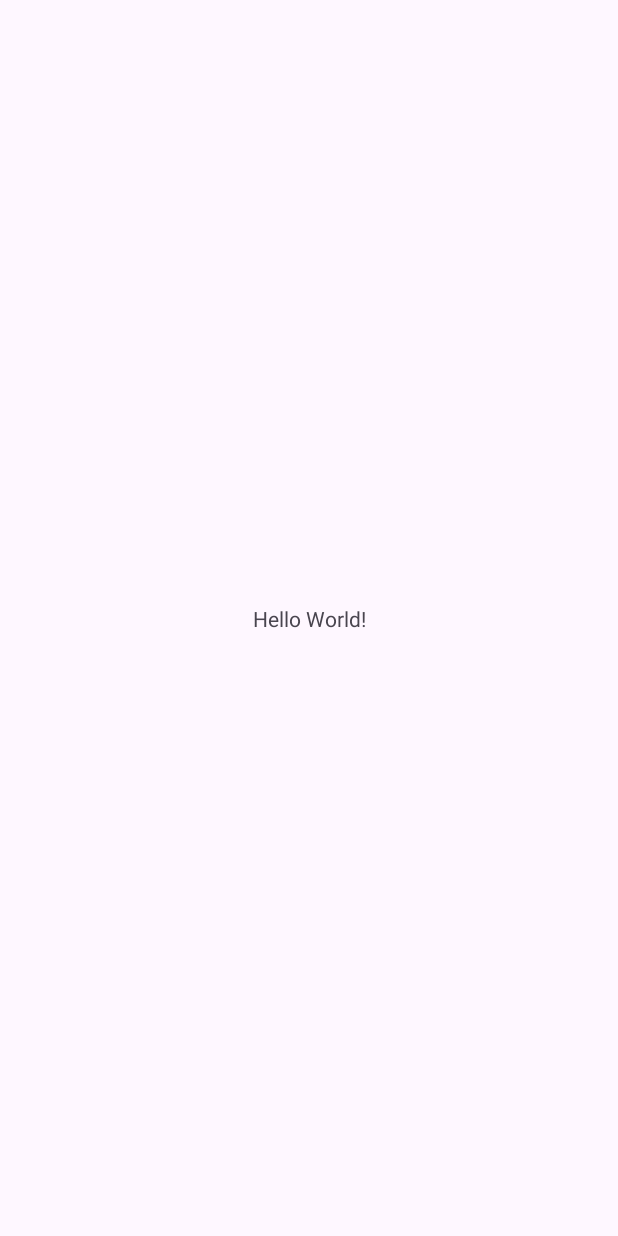
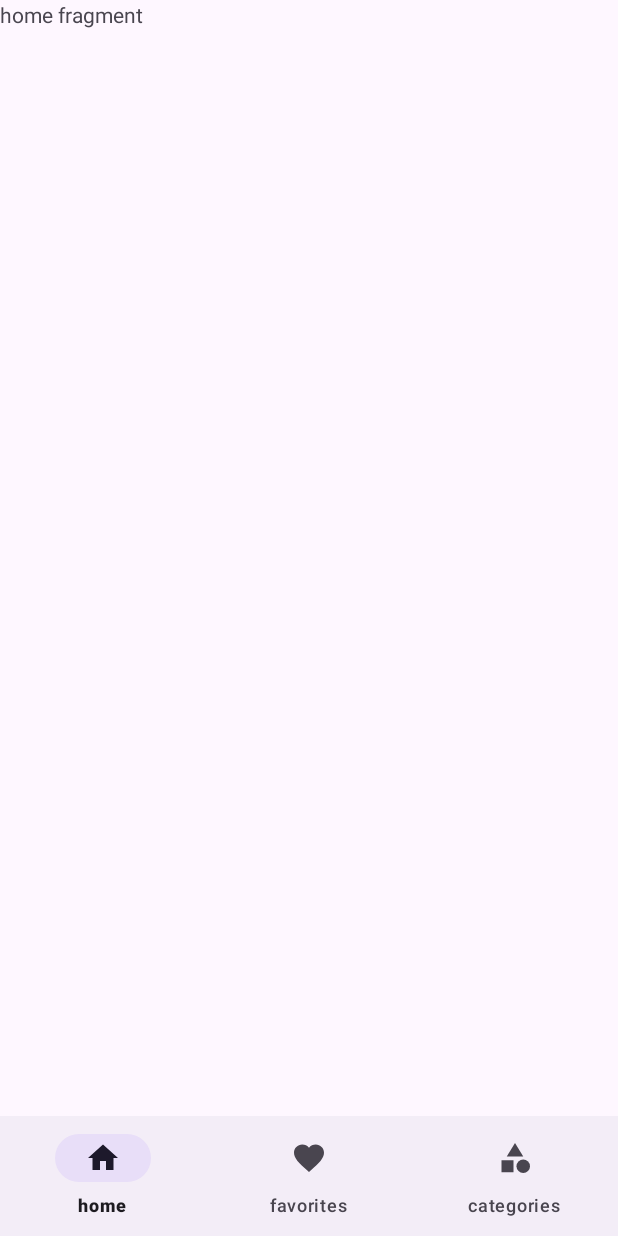
Before and after one commit to Yahikko/AndroidFoodApp, an Android app: the screen it shows after launch (MainActivity), on a phone screen of 412 x 824 dp. Before the commit the screen is almost empty. Run offline under Robolectric (Android 15) with nearby library versions, the phone set to English and light mode, and no system bars; our stand-ins replace navigation-ui.

Commit message:
setup navigation; add bottom menu

```diff
--- a/app/build.gradle
+++ b/app/build.gradle
@@ -41,4 +41,9 @@ dependencies {
     testImplementation 'junit:junit:4.13.2'
     androidTestImplementation 'androidx.test.ext:junit:1.1.5'
     androidTestImplementation 'androidx.test.espresso:espresso-core:3.5.1'
+
+    // navigation component
+    def nav_version = "2.3.5"
+    implementation "androidx.navigation:navigation-fragment-ktx:$nav_version"
+    implementation "androidx.navigation:navigation-ui-ktx:$nav_version"
 }
--- /dev/null
+++ b/app/src/main/java/com/example/androidfoodapp/HomeFragment.kt
@@ -0,0 +1,59 @@
+package com.example.androidfoodapp
+
+import android.os.Bundle
+import androidx.fragment.app.Fragment
+import android.view.LayoutInflater
+import android.view.View
+import android.view.ViewGroup
+
+// TODO: Rename parameter arguments, choose names that match
+// the fragment initialization parameters, e.g. ARG_ITEM_NUMBER
+private const val ARG_PARAM1 = "param1"
+private const val ARG_PARAM2 = "param2"
+
+/**
+ * A simple [Fragment] subclass.
+ * Use the [HomeFragment.newInstance] factory method to
+ * create an instance of this fragment.
+ */
+class HomeFragment : Fragment() {
+    // TODO: Rename and change types of parameters
+    private var param1: String? = null
+    private var param2: String? = null
+
+    override fun onCreate(savedInstanceState: Bundle?) {
+        super.onCreate(savedInstanceState)
+        arguments?.let {
+            param1 = it.getString(ARG_PARAM1)
+            param2 = it.getString(ARG_PARAM2)
+        }
+    }
+
+    override fun onCreateView(
+        inflater: LayoutInflater, container: ViewGroup?,
+        savedInstanceState: Bundle?
+    ): View? {
+        // Inflate the layout for this fragment
+        return inflater.inflate(R.layout.fragment_home, container, false)
+    }
+
+    companion object {
+        /**
+         * Use this factory method to create a new instance of
+         * this fragment using the provided parameters.
+         *
+         * @param param1 Parameter 1.
+         * @param param2 Parameter 2.
+         * @return A new instance of fragment HomeFragment.
+         */
+        // TODO: Rename and change types and number of parameters
+        @JvmStatic
+        fun newInstance(param1: String, param2: String) =
+            HomeFragment().apply {
+                arguments = Bundle().apply {
+                    putString(ARG_PARAM1, param1)
+                    putString(ARG_PARAM2, param2)
+                }
+            }
+    }
+}
--- a/app/src/main/java/com/example/androidfoodapp/MainActivity.kt
+++ b/app/src/main/java/com/example/androidfoodapp/MainActivity.kt
@@ -2,10 +2,18 @@ package com.example.androidfoodapp
 
 import androidx.appcompat.app.AppCompatActivity
 import android.os.Bundle
+import androidx.navigation.Navigation
+import androidx.navigation.ui.NavigationUI
+import com.google.android.material.bottomnavigation.BottomNavigationView
 
 class MainActivity : AppCompatActivity() {
     override fun onCreate(savedInstanceState: Bundle?) {
         super.onCreate(savedInstanceState)
         setContentView(R.layout.activity_main)
+
+        val bottomNavigation = findViewById<BottomNavigationView>(R.id.btm_nav)
+        val navController = Navigation.findNavController(this, R.id.host_fragment)
+
+        NavigationUI.setupWithNavController(bottomNavigation, navController)
     }
 }
--- /dev/null
+++ b/app/src/main/res/drawable/ic_categories.xml
@@ -0,0 +1,7 @@
+<vector android:height="24dp" android:tint="#000000"
+    android:viewportHeight="24" android:viewportWidth="24"
+    android:width="24dp" xmlns:android="http://schemas.android.com/apk/res/android">
+    <path android:fillColor="@android:color/white" android:pathData="M12,2l-5.5,9h11z"/>
+    <path android:fillColor="@android:color/white" android:pathData="M17.5,17.5m-4.5,0a4.5,4.5 0,1 1,9 0a4.5,4.5 0,1 1,-9 0"/>
+    <path android:fillColor="@android:color/white" android:pathData="M3,13.5h8v8H3z"/>
+</vector>
--- /dev/null
+++ b/app/src/main/res/drawable/ic_favorites.xml
@@ -0,0 +1,5 @@
+<vector android:height="24dp" android:tint="#000000"
+    android:viewportHeight="24" android:viewportWidth="24"
+    android:width="24dp" xmlns:android="http://schemas.android.com/apk/res/android">
+    <path android:fillColor="@android:color/white" android:pathData="M12,21.35l-1.45,-1.32C5.4,15.36 2,12.28 2,8.5 2,5.42 4.42,3 7.5,3c1.74,0 3.41,0.81 4.5,2.09C13.09,3.81 14.76,3 16.5,3 19.58,3 22,5.42 22,8.5c0,3.78 -3.4,6.86 -8.55,11.54L12,21.35z"/>
+</vector>
--- /dev/null
+++ b/app/src/main/res/drawable/ic_home.xml
@@ -0,0 +1,5 @@
+<vector android:height="24dp" android:tint="#000000"
+    android:viewportHeight="24" android:viewportWidth="24"
+    android:width="24dp" xmlns:android="http://schemas.android.com/apk/res/android">
+    <path android:fillColor="@android:color/white" android:pathData="M10,20v-6h4v6h5v-8h3L12,3 2,12h3v8z"/>
+</vector>
--- a/app/src/main/res/layout/activity_main.xml
+++ b/app/src/main/res/layout/activity_main.xml
@@ -1,18 +1,29 @@
 <?xml version="1.0" encoding="utf-8"?>
-<androidx.constraintlayout.widget.ConstraintLayout
-    xmlns:android="http://schemas.android.com/apk/res/android"
+<androidx.constraintlayout.widget.ConstraintLayout xmlns:android="http://schemas.android.com/apk/res/android"
+    xmlns:app="http://schemas.android.com/apk/res-auto"
     xmlns:tools="http://schemas.android.com/tools"
-    xmlns:app="http://schemas.android.com/apk/res-auto"
     android:layout_width="match_parent"
     android:layout_height="match_parent"
     tools:context=".MainActivity">
-    <TextView
-      android:layout_width="wrap_content"
-      android:layout_height="wrap_content"
-      android:text="Hello World!"
-      app:layout_constraintBottom_toBottomOf="parent"
-      app:layout_constraintStart_toStartOf="parent"
-      app:layout_constraintEnd_toEndOf="parent"
-      app:layout_constraintTop_toTopOf="parent" />
 
-  </androidx.constraintlayout.widget.ConstraintLayout>
+    <fragment
+        android:id="@+id/host_fragment"
+        android:name="androidx.navigation.fragment.NavHostFragment"
+        android:layout_width="0dp"
+        android:layout_height="0dp"
+        app:layout_constraintBottom_toTopOf="@id/btm_nav"
+        app:layout_constraintEnd_toEndOf="parent"
+        app:layout_constraintStart_toStartOf="parent"
+        app:layout_constraintTop_toTopOf="parent"
+        app:navGraph="@navigation/nav_graph" />
+
+    <com.google.android.material.bottomnavigation.BottomNavigationView
+        android:id="@+id/btm_nav"
+        android:layout_width="match_parent"
+        android:layout_height="wrap_content"
+        app:layout_constraintBottom_toBottomOf="parent"
+        app:layout_constraintEnd_toEndOf="parent"
+        app:layout_constraintStart_toStartOf="parent"
+        app:menu="@menu/btm_menu" />
+
+</androidx.constraintlayout.widget.ConstraintLayout>
--- /dev/null
+++ b/app/src/main/res/layout/fragment_home.xml
@@ -0,0 +1,14 @@
+<?xml version="1.0" encoding="utf-8"?>
+<FrameLayout xmlns:android="http://schemas.android.com/apk/res/android"
+    xmlns:tools="http://schemas.android.com/tools"
+    android:layout_width="match_parent"
+    android:layout_height="match_parent"
+    tools:context=".HomeFragment">
+
+    <!-- TODO: Update blank fragment layout -->
+    <TextView
+        android:layout_width="match_parent"
+        android:layout_height="match_parent"
+        android:text="home fragment" />
+
+</FrameLayout>
--- /dev/null
+++ b/app/src/main/res/menu/btm_menu.xml
@@ -0,0 +1,18 @@
+<?xml version="1.0" encoding="utf-8"?>
+<menu xmlns:android="http://schemas.android.com/apk/res/android">
+
+    <item
+        android:id="@+id/homeFragment"
+        android:icon="@drawable/ic_home"
+        android:title="home" />
+
+    <item
+        android:id="@+id/favoritesFragment"
+        android:icon="@drawable/ic_favorites"
+        android:title="favorites" />
+
+    <item
+        android:id="@+id/categoriesFragment"
+        android:icon="@drawable/ic_categories"
+        android:title="categories" />
+</menu>
--- /dev/null
+++ b/app/src/main/res/navigation/nav_graph.xml
@@ -0,0 +1,23 @@
+<?xml version="1.0" encoding="utf-8"?>
+<navigation xmlns:android="http://schemas.android.com/apk/res/android"
+    xmlns:app="http://schemas.android.com/apk/res-auto"
+    xmlns:tools="http://schemas.android.com/tools"
+    android:id="@+id/nav_graph"
+    app:startDestination="@id/homeFragment">
+
+    <fragment
+        android:id="@+id/homeFragment"
+        android:name="com.example.androidfoodapp.HomeFragment"
+        android:label="fragment_home"
+        tools:layout="@layout/fragment_home" />
+    <fragment
+        android:id="@+id/favoritesFragment"
+        android:name="com.example.androidfoodapp.FavoritesFragment"
+        android:label="fragment_favorites"
+        tools:layout="@layout/fragment_favorites" />
+    <fragment
+        android:id="@+id/categoriesFragment"
+        android:name="com.example.androidfoodapp.CategoriesFragment"
+        android:label="fragment_categories"
+        tools:layout="@layout/fragment_categories" />
+</navigation>
--- a/app/src/main/res/values-night/themes.xml
+++ b/app/src/main/res/values-night/themes.xml
@@ -3,5 +3,7 @@
     <style name="Base.Theme.AndroidFoodApp" parent="Theme.Material3.DayNight.NoActionBar">
         <!-- Customize your dark theme here. -->
         <!-- <item name="colorPrimary">@color/my_dark_primary</item> -->
+        <item name="colorPrimary">@color/primary</item>
+        <item name="colorPrimaryVariant">@color/accent</item>
     </style>
 </resources>
--- a/app/src/main/res/values/colors.xml
+++ b/app/src/main/res/values/colors.xml
@@ -2,4 +2,7 @@
 <resources>
     <color name="black">#FF000000</color>
     <color name="white">#FFFFFFFF</color>
+    <color name="primary">#FFF52C56</color>
+    <color name="accent">#FFF52C56</color>
+    <color name="g_black">#FF33405F</color>
 </resources>
--- a/app/src/main/res/values/strings.xml
+++ b/app/src/main/res/values/strings.xml
@@ -1,3 +1,5 @@
 <resources>
     <string name="app_name">AndroidFoodApp</string>
+    <!-- TODO: Remove or change this placeholder text -->
+    <string name="hello_blank_fragment">Hello blank fragment</string>
 </resources>
--- a/app/src/main/res/values/themes.xml
+++ b/app/src/main/res/values/themes.xml
@@ -1,8 +1,10 @@
 <resources xmlns:tools="http://schemas.android.com/tools">
     <!-- Base application theme. -->
-    <style name="Base.Theme.AndroidFoodApp" parent="Theme.Material3.DayNight.NoActionBar">
+    <style name="Base.Theme.AndroidFoodApp" parent="Theme.Material3.Light.NoActionBar">
         <!-- Customize your light theme here. -->
         <!-- <item name="colorPrimary">@color/my_light_primary</item> -->
+        <item name="colorPrimary">@color/primary</item>
+        <item name="colorPrimaryVariant">@color/accent</item>
     </style>
 
     <style name="Theme.AndroidFoodApp" parent="Base.Theme.AndroidFoodApp" />
```
Also changed, not shown: app/src/main/AndroidManifest.xml (+6 -3 lines), app/src/main/java/com/example/androidfoodapp/CategoriesFragment.kt (added, +59 -0 lines), app/src/main/java/com/example/androidfoodapp/FavoritesFragment.kt (added, +59 -0 lines), app/src/main/res/layout/fragment_categories.xml (added, +14 -0 lines), app/src/main/res/layout/fragment_favorites.xml (added, +14 -0 lines).
